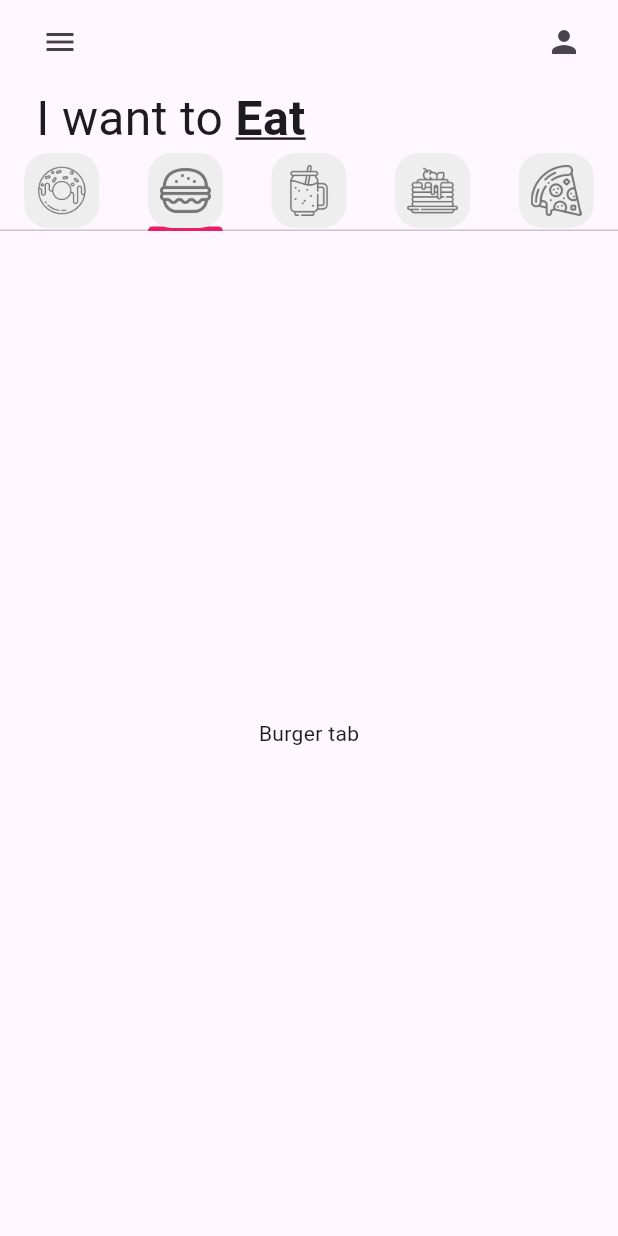
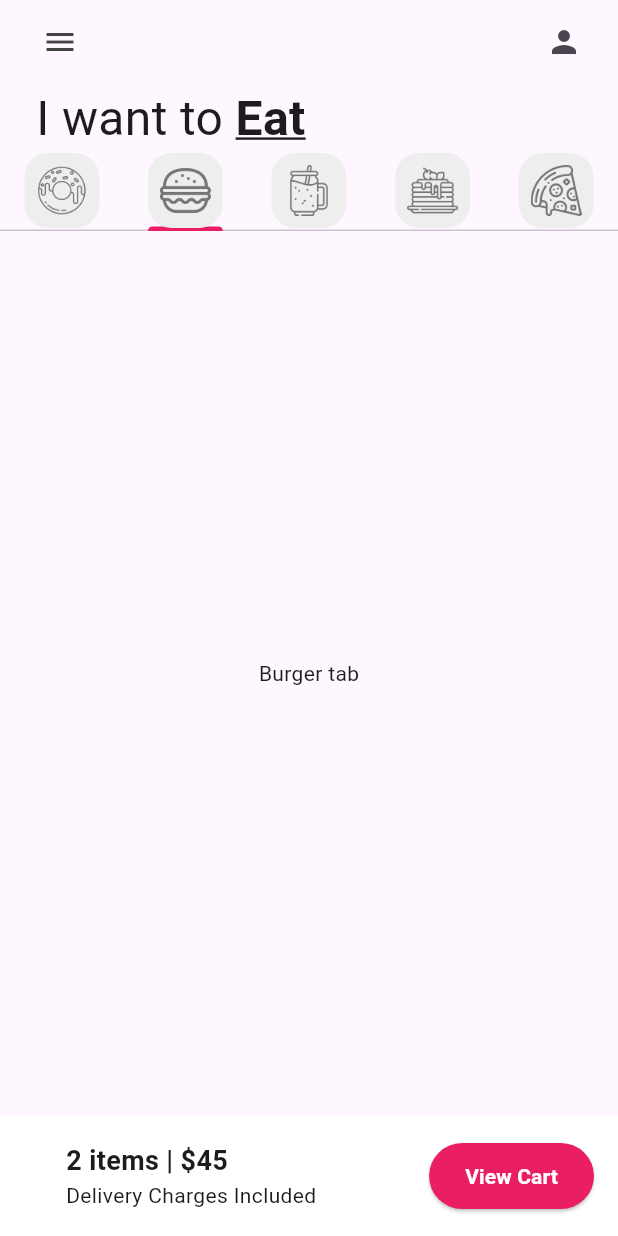
Before and after one commit to Gadiel-Sosa/donut_app_4sa, a Flutter app: the screen it shows after launch, tab 2 chosen, on a phone screen of 412 x 824 dp. Run offline on Flutter 3.47's test engine with Material 3 defaults, Android fonts, the phone set to English and light mode, and no system bars.

Commit message:
shopping cart added

```diff
--- a/lib/pages/home_page.dart
+++ b/lib/pages/home_page.dart
@@ -3,6 +3,7 @@ import 'package:donut_app_4sa/tabs/donut_tab.dart';
 import 'package:donut_app_4sa/tabs/pancakes_tab.dart';
 import 'package:donut_app_4sa/tabs/pizza_tab.dart';
 import 'package:donut_app_4sa/tabs/smoothie_tab.dart';
+import 'package:donut_app_4sa/utils/shopping_cart.dart';
 import 'package:donut_app_4sa/utils/my_tab.dart';
 import 'package:flutter/material.dart';
 
@@ -103,8 +104,9 @@ class _HomePageState extends State<HomePage> {
                 PancakesTab(),
                 PizzaTab(),
               ]),
-            )
-            //4.- Carrito (Cart)
+            ),
+            //*4.- Carrito (Cart)
+            ShoppingCart()
           ],
         ),
       ),
--- /dev/null
+++ b/lib/utils/shopping_cart.dart
@@ -0,0 +1,65 @@
+import 'package:flutter/material.dart';
+
+void main() => runApp(const MyApp());
+
+class MyApp extends StatelessWidget {
+  const MyApp({super.key});
+
+  @override
+  Widget build(BuildContext context) {
+    return MaterialApp(
+      title: 'Material App',
+      home: Scaffold(
+        appBar: AppBar(
+          title: const Text('Material App Bar'),
+        ),
+        body: const Center(
+          child: Text('Hello World'),
+        ),
+      ),
+    );
+  }
+}
+
+class ShoppingCart extends StatelessWidget {
+  const ShoppingCart({
+    super.key,
+  });
+
+  @override
+  Widget build(BuildContext context) {
+    return Container(
+      color: Colors.white,
+      padding: const EdgeInsets.all(16),
+      child: Row(
+        mainAxisAlignment: MainAxisAlignment.spaceBetween,
+        children: [
+          const Padding(
+            padding: EdgeInsets.only(left: 28.0),
+            child: Column(
+              crossAxisAlignment: CrossAxisAlignment.start,
+              children: [
+                Text(
+                  '2 items | \$45 ',
+                  style: TextStyle(fontWeight: FontWeight.bold, fontSize: 18),
+                ),
+                Text('Delivery Charges Included')
+              ],
+            ),
+          ),
+          ElevatedButton(
+              style: ElevatedButton.styleFrom(
+                  backgroundColor: Colors.pink,
+                  padding:
+                      const EdgeInsets.symmetric(horizontal: 24, vertical: 12)),
+              onPressed: () {},
+              child: const Text(
+                'View Cart',
+                style:
+                    TextStyle(color: Colors.white, fontWeight: FontWeight.bold),
+              )),
+        ],
+      ),
+    );
+  }
+}
```
